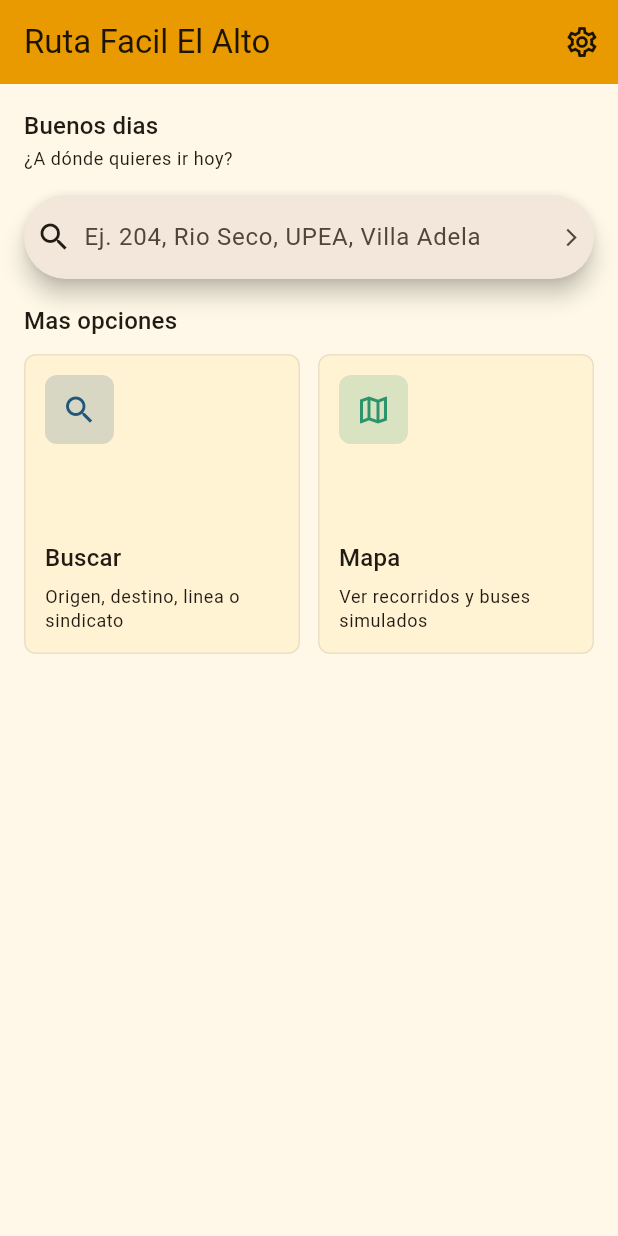
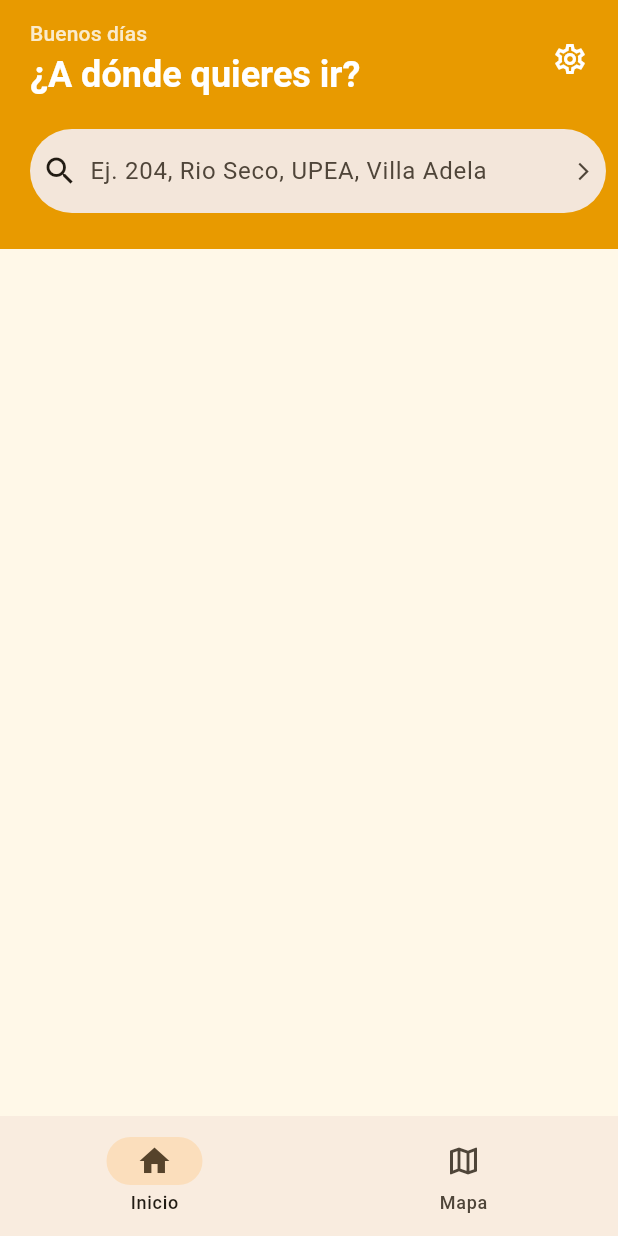
Before and after one commit to Nobody2077/mi_app, a Flutter app: the screen it shows after launch, on a phone screen of 412 x 824 dp. Run offline on Flutter 3.47's test engine with Material 3 defaults, Android fonts, the phone set to English and light mode, and no system bars; our stand-ins replace flutter_map, geolocator, latlong2, permission_handler, share_plus, shared_preferences and 1 more; accounts and stored records are empty.

Commit message:
feat(ui): NavigationBar inferior + header con color primario
- HomePage refactorizado a StatefulWidget con NavigationBar (Inicio/Mapa/Grabadas)
- Header con fondo de color primario, greeting grande y search bar integrado
- IndexedStack preserva estado del mapa entre cambios de tab
- Tab Grabadas solo visible en modo colector
- Elimina grid de opciones y AppBar generico

Co-Authored-By: Claude Sonnet 4.6 <noreply@anthropic.com>

```diff
--- a/lib/features/home/presentation/home_page.dart
+++ b/lib/features/home/presentation/home_page.dart
@@ -1,5 +1,6 @@
 import 'package:flutter/material.dart';
 
+import '../../../app/app_settings.dart';
 import '../../../app/app_theme.dart';
 import '../../../app/ruta_facil_app.dart';
 import '../../routes/presentation/add_route_page.dart';
@@ -8,154 +9,198 @@ import '../../routes/presentation/routes_page.dart';
 import '../../routes/presentation/search_destination_page.dart';
 import '../../settings/presentation/settings_page.dart';
 
-class HomePage extends StatelessWidget {
+class HomePage extends StatefulWidget {
   const HomePage({super.key});
+
+  @override
+  State<HomePage> createState() => _HomePageState();
+}
+
+class _HomePageState extends State<HomePage> {
+  int _selectedIndex = 0;
+
+  void _goSearch() => Navigator.of(context).push(
+        MaterialPageRoute(builder: (_) => const SearchDestinationPage()),
+      );
+
+  void _goSettings() => Navigator.of(context).push(
+        MaterialPageRoute(builder: (_) => const SettingsPage()),
+      );
 
   @override
   Widget build(BuildContext context) {
     final settings = AppSettingsScope.of(context);
-
-    void goSearch() => Navigator.of(context).push(
-          MaterialPageRoute(builder: (_) => const SearchDestinationPage()),
-        );
-
-    final heroOption = _HomeOption(
-      title: 'Grabar ruta',
-      subtitle: 'GPS, dia, hora, pasaje y recorrido real',
-      icon: Icons.fiber_manual_record,
-      color: AppTheme.modified,
-      onTap: () => Navigator.of(context).push(
-        MaterialPageRoute(builder: (_) => const AddRoutePage()),
-      ),
-    );
-
-    final options = [
-      _HomeOption(
-        title: 'Buscar',
-        subtitle: 'Origen, destino, linea o sindicato',
-        icon: Icons.search,
-        color: AppTheme.minibus,
-        onTap: goSearch,
-      ),
-      _HomeOption(
-        title: 'Mapa',
-        subtitle: 'Ver recorridos y buses simulados',
-        icon: Icons.map_outlined,
-        color: AppTheme.trufi,
-        onTap: () => Navigator.of(context).push(
-          MaterialPageRoute(builder: (_) => const MapPage()),
-        ),
-      ),
-      if (settings.isCollectorMode)
-        _HomeOption(
-          title: 'Grabadas',
-          subtitle: 'Recorridos recolectados en campo',
-          icon: Icons.bookmark_outline,
-          color: AppTheme.micro,
-          onTap: () => Navigator.of(context).push(
-            MaterialPageRoute(builder: (_) => const RoutesPage()),
-          ),
-        ),
-    ];
+    final int maxIndex = settings.isCollectorMode ? 2 : 1;
+    final int safeIndex = _selectedIndex.clamp(0, maxIndex);
 
     return Scaffold(
-      appBar: AppBar(
-        title: const Text('Ruta Facil El Alto'),
-        actions: [
-          IconButton(
-            tooltip: 'Ajustes',
-            onPressed: () => Navigator.of(context).push(
-              MaterialPageRoute(builder: (_) => const SettingsPage()),
-            ),
-            icon: const Icon(Icons.settings_outlined),
+      body: IndexedStack(
+        index: safeIndex,
+        children: [
+          _HomeTab(
+            settings: settings,
+            onSearch: _goSearch,
+            onOpenSettings: _goSettings,
           ),
+          const MapPage(),
+          if (settings.isCollectorMode)
+            const RoutesPage()
+          else
+            const SizedBox.shrink(),
         ],
       ),
-      body: ListView(
-        padding: const EdgeInsets.all(16),
-        children: [
-          _HeroHeader(isCollector: settings.isCollectorMode),
-          const SizedBox(height: 16),
-          GestureDetector(
-            onTap: goSearch,
-            child: AbsorbPointer(
-              child: SearchBar(
-                hintText: 'Ej. 204, Rio Seco, UPEA, Villa Adela',
-                leading: const Icon(Icons.search),
-                trailing: const [Icon(Icons.arrow_forward_ios, size: 14)],
-              ),
+      bottomNavigationBar: NavigationBar(
+        selectedIndex: safeIndex,
+        onDestinationSelected: (i) => setState(() => _selectedIndex = i),
+        destinations: [
+          const NavigationDestination(
+            icon: Icon(Icons.home_outlined),
+            selectedIcon: Icon(Icons.home),
+            label: 'Inicio',
+          ),
+          const NavigationDestination(
+            icon: Icon(Icons.map_outlined),
+            selectedIcon: Icon(Icons.map),
+            label: 'Mapa',
+          ),
+          if (settings.isCollectorMode)
+            const NavigationDestination(
+              icon: Icon(Icons.bookmark_outline),
+              selectedIcon: Icon(Icons.bookmark),
+              label: 'Grabadas',
             ),
-          ),
-          if (settings.isCollectorMode) ...[
-            const SizedBox(height: 16),
-            _HeroActionCard(option: heroOption),
-          ],
-          const SizedBox(height: 16),
-          Text(
-            'Mas opciones',
-            style: Theme.of(context).textTheme.titleMedium,
-          ),
-          const SizedBox(height: 10),
-          GridView.builder(
-            itemCount: options.length,
-            shrinkWrap: true,
-            physics: const NeverScrollableScrollPhysics(),
-            gridDelegate: const SliverGridDelegateWithFixedCrossAxisCount(
-              crossAxisCount: 2,
-              crossAxisSpacing: 12,
-              mainAxisSpacing: 12,
-              childAspectRatio: 0.92,
-            ),
-            itemBuilder: (context, index) => _HomeCard(option: options[index]),
-          ),
         ],
       ),
     );
   }
-
 }
 
-class _HeroHeader extends StatelessWidget {
-  const _HeroHeader({required this.isCollector});
+// ── Tab de inicio ────────────────────────────────────────────────────────────
 
-  final bool isCollector;
+class _HomeTab extends StatelessWidget {
+  const _HomeTab({
+    required this.settings,
+    required this.onSearch,
+    required this.onOpenSettings,
+  });
+
+  final AppSettings settings;
+  final VoidCallback onSearch;
+  final VoidCallback onOpenSettings;
 
   String _greeting() {
     final hour = DateTime.now().hour;
-    final saludo = hour < 12 ? 'Buenos dias' : (hour < 19 ? 'Buenas tardes' : 'Buenas noches');
-    return isCollector ? '$saludo, colector' : saludo;
+    final saludo =
+        hour < 12 ? 'Buenos días' : (hour < 19 ? 'Buenas tardes' : 'Buenas noches');
+    return settings.isCollectorMode ? '$saludo, colector' : saludo;
   }
 
-  String _subtitle() {
-    return isCollector
-        ? 'Registra rutas reales de El Alto con GPS.'
-        : '¿A dónde quieres ir hoy?';
-  }
+  String _subtitle() =>
+      settings.isCollectorMode ? 'Registra rutas reales' : '¿A dónde quieres ir?';
 
   @override
   Widget build(BuildContext context) {
+    final colors = Theme.of(context).colorScheme;
+    final topPadding = MediaQuery.of(context).padding.top;
+    final onPrimary = colors.onPrimary;
+
     return Column(
-      crossAxisAlignment: CrossAxisAlignment.start,
+      crossAxisAlignment: CrossAxisAlignment.stretch,
       children: [
-        Text(_greeting(), style: Theme.of(context).textTheme.titleMedium),
-        const SizedBox(height: 2),
-        Text(_subtitle(), style: Theme.of(context).textTheme.bodySmall),
+        // ── Header con color primario ────────────────────────────────────
+        Container(
+          color: colors.primary,
+          padding: EdgeInsets.fromLTRB(20, topPadding + 12, 8, 24),
+          child: Column(
+            crossAxisAlignment: CrossAxisAlignment.start,
+            children: [
+              Row(
+                children: [
+                  Expanded(
+                    child: Column(
+                      crossAxisAlignment: CrossAxisAlignment.start,
+                      children: [
+                        Text(
+                          _greeting(),
+                          style: Theme.of(context).textTheme.titleSmall?.copyWith(
+                                color: onPrimary.withValues(alpha: 0.80),
+                              ),
+                        ),
+                        const SizedBox(height: 2),
+                        Text(
+                          _subtitle(),
+                          style: Theme.of(context).textTheme.headlineSmall?.copyWith(
+                                color: onPrimary,
+                                fontWeight: FontWeight.w700,
+                              ),
+                        ),
+                      ],
+                    ),
+                  ),
+                  IconButton(
+                    icon: Icon(Icons.settings_outlined, color: onPrimary),
+                    tooltip: 'Ajustes',
+                    onPressed: onOpenSettings,
+                  ),
+                ],
+              ),
+              const SizedBox(height: 20),
+              GestureDetector(
+                onTap: onSearch,
+                child: AbsorbPointer(
+                  child: SearchBar(
+                    hintText: 'Ej. 204, Rio Seco, UPEA, Villa Adela',
+                    leading: const Icon(Icons.search),
+                    trailing: const [Icon(Icons.arrow_forward_ios, size: 14)],
+                    elevation: const WidgetStatePropertyAll(0),
+                  ),
+                ),
+              ),
+            ],
+          ),
+        ),
+
+        // ── Cuerpo ──────────────────────────────────────────────────────
+        Expanded(
+          child: ListView(
+            padding: const EdgeInsets.all(16),
+            children: [
+              if (settings.isCollectorMode) ...[
+                _HeroActionCard(
+                  option: _HomeOption(
+                    title: 'Grabar ruta',
+                    subtitle: 'GPS, dia, hora, pasaje y recorrido real',
+                    icon: Icons.fiber_manual_record,
+                    color: AppTheme.modified,
+                    onTap: () {},
+                  ),
+                  onTap: () => Navigator.of(context).push(
+                    MaterialPageRoute(builder: (_) => const AddRoutePage()),
+                  ),
+                ),
+              ],
+            ],
+          ),
+        ),
       ],
     );
   }
 }
 
+// ── Widgets internos ─────────────────────────────────────────────────────────
+
 class _HeroActionCard extends StatelessWidget {
-  const _HeroActionCard({required this.option});
+  const _HeroActionCard({required this.option, required this.onTap});
 
   final _HomeOption option;
+  final VoidCallback onTap;
 
   @override
   Widget build(BuildContext context) {
     return Card(
       clipBehavior: Clip.antiAlias,
       child: InkWell(
-        onTap: option.onTap,
+        onTap: onTap,
         child: Container(
           padding: const EdgeInsets.all(20),
           decoration: BoxDecoration(
@@ -206,53 +251,6 @@ class _HeroActionCard extends StatelessWidget {
   }
 }
 
-class _HomeCard extends StatelessWidget {
-  const _HomeCard({required this.option});
-
-  final _HomeOption option;
-
-  @override
-  Widget build(BuildContext context) {
-    return Card(
-      child: InkWell(
-        borderRadius: BorderRadius.circular(8),
-        onTap: option.onTap,
-        child: Padding(
-          padding: const EdgeInsets.all(14),
-          child: Column(
-            crossAxisAlignment: CrossAxisAlignment.start,
-            children: [
-              Container(
-                width: 46,
-                height: 46,
-                decoration: BoxDecoration(
-                  color: option.color.withValues(alpha: 0.18),
-                  borderRadius: BorderRadius.circular(8),
-                ),
-                child: Icon(option.icon, color: option.color),
-              ),
-              const Spacer(),
-              Text(
-                option.title,
-                style: Theme.of(context).textTheme.titleMedium,
-                maxLines: 2,
-                overflow: TextOverflow.ellipsis,
-              ),
-              const SizedBox(height: 6),
-              Text(
-                option.subtitle,
-                maxLines: 3,
-                overflow: TextOverflow.ellipsis,
-                style: Theme.of(context).textTheme.bodySmall,
-              ),
-            ],
-          ),
-        ),
-      ),
-    );
-  }
-}
-
 class _HomeOption {
   const _HomeOption({
     required this.title,
```
